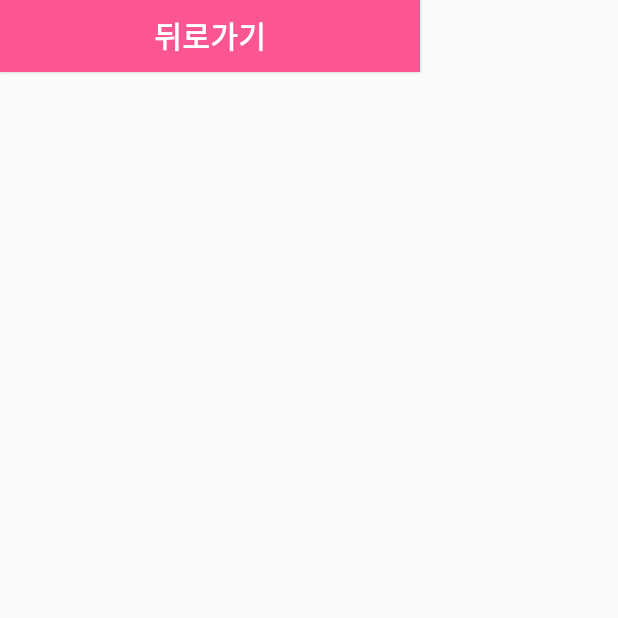
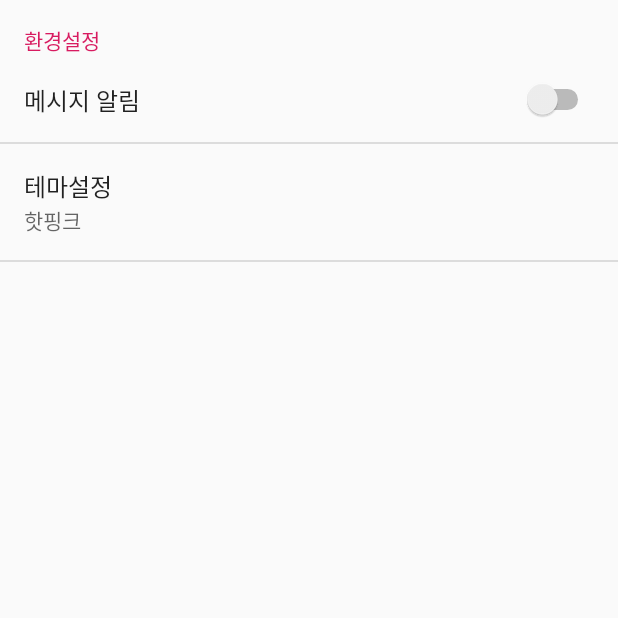
Before and after one commit to premom/premom-android-kt, an Android app: the SettingActivity screen opened directly, with no data from a screen before it, on a phone screen of 412 x 824 dp, the top half of it. Run offline under Robolectric (Android 15) with nearby library versions, the phone set to English and light mode, and no system bars.

Commit message:
환경설정입니다

```diff
--- a/app/src/main/java/com/premom/www/premom3/MainActivity.java
+++ b/app/src/main/java/com/premom/www/premom3/MainActivity.java
@@ -67,6 +67,7 @@ public class MainActivity extends AppCompatActivity {
         });
     }
 
+
     public void setViewId() {
         go_seat_txt = (Button) findViewById(R.id.menu_seat_txt);
         go_seat_img = (ImageButton) findViewById(R.id.menu_seat_img);
--- a/app/src/main/java/com/premom/www/premom3/SettingActivity.java
+++ b/app/src/main/java/com/premom/www/premom3/SettingActivity.java
@@ -1,24 +1,29 @@
 package com.premom.www.premom3;
 
 import android.content.Intent;
+import android.preference.PreferenceActivity;
 import android.support.v7.app.AppCompatActivity;
 import android.os.Bundle;
 import android.view.View;
 
-public class SettingActivity extends AppCompatActivity {
+
+public class SettingActivity extends PreferenceActivity {
 
     @Override
     protected void onCreate(Bundle savedInstanceState) {
         super.onCreate(savedInstanceState);
         setContentView(R.layout.activity_setting);
+
+        addPreferencesFromResource(R.xml.setting_preference);
+
     }
 
-    public void Btn_to_Main(View v){
-        Intent intent;
-        intent = new Intent(this, MainActivity.class);
-        startActivity(intent);
-
-        finish();
-
-    }
+//    public void Btn_to_Main(View v){
+//        Intent intent;
+//        intent = new Intent(this, MainActivity.class);
+//        startActivity(intent);
+//
+//        finish();
+//
+//    }
 }
--- /dev/null
+++ b/app/src/main/java/com/premom/www/premom3/SettingPreferenceFragment.java
@@ -0,0 +1,40 @@
+package com.premom.www.premom3;
+import android.content.SharedPreferences;
+import android.os.Bundle;
+import android.preference.ListPreference;
+import android.preference.PreferenceFragment;
+import android.preference.PreferenceManager;
+import android.support.annotation.Nullable;
+
+public class SettingPreferenceFragment extends PreferenceFragment{
+    SharedPreferences prefs;
+
+    ListPreference themePreference;
+
+
+    public void OnCreate(@Nullable Bundle savedInterState){
+        super.onCreate(savedInterState);
+
+        addPreferencesFromResource(R.xml.setting_preference);
+        themePreference = (ListPreference)findPreference("theme_list");
+
+        prefs = PreferenceManager.getDefaultSharedPreferences(getActivity());
+
+        if(!prefs.getString("theme_list","").equals("")){
+            themePreference.setSummary(prefs.getString("theme_list","핫핑크"));
+        }
+
+        prefs.registerOnSharedPreferenceChangeListener(preListener);
+
+    }
+
+    SharedPreferences.OnSharedPreferenceChangeListener preListener = new SharedPreferences.OnSharedPreferenceChangeListener() {
+        @Override
+        public void onSharedPreferenceChanged(SharedPreferences sharedPreferences, String key) {
+            if(key.equals("theme_list")){
+                themePreference.setSummary(prefs.getString("theme_list","핫핑크"));
+            }
+        }
+    };
+
+}
--- a/app/src/main/res/layout/activity_setting.xml
+++ b/app/src/main/res/layout/activity_setting.xml
@@ -1,22 +1,29 @@
 <?xml version="1.0" encoding="utf-8"?>
-<android.support.constraint.ConstraintLayout xmlns:android="http://schemas.android.com/apk/res/android"
-    xmlns:app="http://schemas.android.com/apk/res-auto"
-    xmlns:tools="http://schemas.android.com/tools"
-    android:layout_width="match_parent"
-    android:layout_height="match_parent"
-    tools:context=".SettingActivity">
+<!--<android.support.constraint.ConstraintLayout xmlns:android="http://schemas.android.com/apk/res/android"-->
+    <!--xmlns:app="http://schemas.android.com/apk/res-auto"-->
+    <!--xmlns:tools="http://schemas.android.com/tools"-->
+    <!--android:layout_width="match_parent"-->
+    <!--android:layout_height="match_parent"-->
+    <!--tools:context=".SettingActivity">-->
 
-    <Button
-        android:id="@+id/m_Button"
-        android:onClick="Btn_to_Main"
-        android:layout_width="280dp"
-        android:layout_height="wrap_content"
-        android:textSize="20dp"
-        android:textStyle="bold"
-        android:textColor="#ffffffff"
-        android:background="@color/colorPrimaryDark"
-        android:text="뒤로가기"
-        android:layout_marginTop="50dp"
-        android:layout_gravity="center" />
+    <!--<Button-->
+        <!--android:id="@+id/m_Button"-->
+        <!--android:onClick="Btn_to_Main"-->
+        <!--android:layout_width="280dp"-->
+        <!--android:layout_height="wrap_content"-->
+        <!--android:textSize="20dp"-->
+        <!--android:textStyle="bold"-->
+        <!--android:textColor="#ffffffff"-->
+        <!--android:background="@color/colorPrimaryDark"-->
+        <!--android:text="뒤로가기"-->
+        <!--android:layout_marginTop="50dp"-->
+        <!--android:layout_gravity="center" />-->
 
-</android.support.constraint.ConstraintLayout>
+    <fragment xmlns:android = "http://schemas.android.com/apk/res/android"
+        android:id = "@+id/settings_fragment"
+        android:name = "com.premom.www.premom3.SettingPreferenceFragment"
+        android:layout_width="match_parent"
+        android:layout_height="match_parent"/>
+
+
+<!--</android.support.constraint.ConstraintLayout>-->
--- /dev/null
+++ b/app/src/main/res/values/arrays.xml
@@ -0,0 +1,10 @@
+<?xml version="1.0" encoding="utf-8"?>
+<resources>
+    <string-array name="theme_color">
+        <item>핫핑크</item>
+        <item>베이비핑크</item>
+        <item>코랄핑크</item>
+        <item>로즈핑크</item>
+    </string-array>
+
+</resources>
--- /dev/null
+++ b/app/src/main/res/xml/setting_preference.xml
@@ -0,0 +1,19 @@
+<?xml version="1.0" encoding="utf-8"?>
+<PreferenceScreen xmlns:android="http://schemas.android.com/apk/res/android">
+
+    <PreferenceCategory android:title = "환경설정">
+        <SwitchPreference
+            android:key = "message"
+            android:title = "메시지 알림"/>
+
+        <ListPreference
+            android:entries = "@array/theme_color"
+            android:entryValues="@array/theme_color"
+            android:key = "theme_list"
+            android:summary="핫핑크"
+            android:title="테마설정"/>
+
+    </PreferenceCategory>
+
+
+</PreferenceScreen>
```
